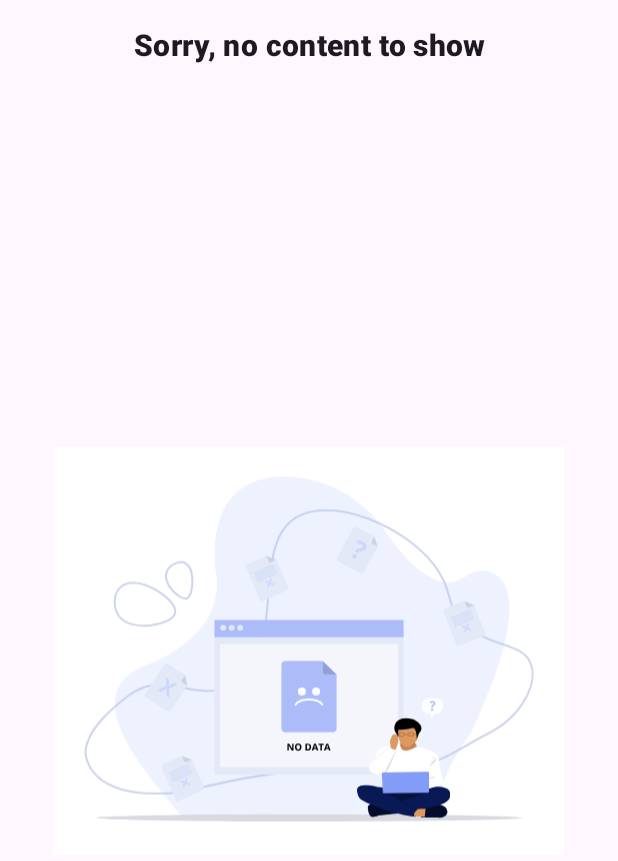
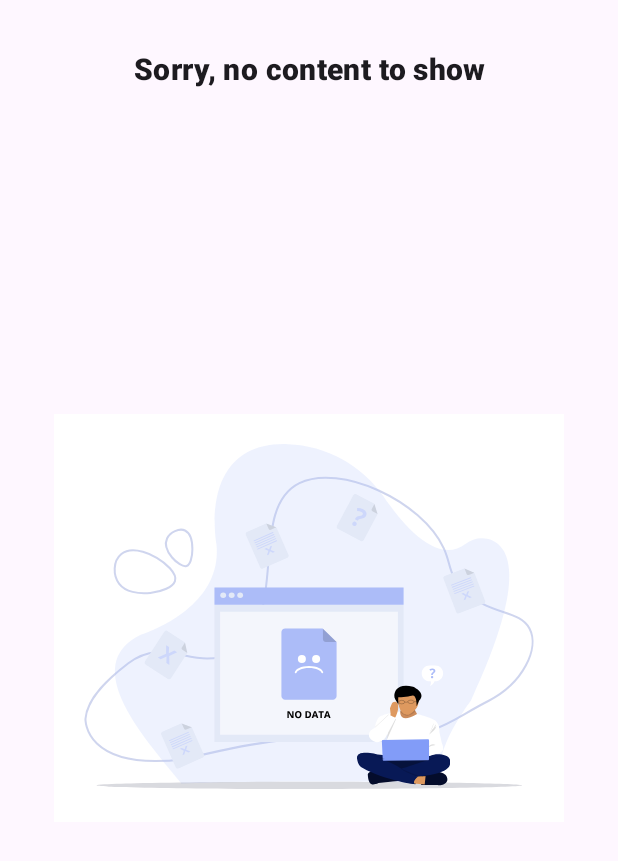
Before and after one commit to afsalnewage/NewageSysTV, an Android app: the layout no_items_lay.xml on its own in the app's theme, with its tools: preview values and no code run, on a phone screen of 412 x 824 dp. Shown: the top 861 px of the screen. Run offline under Robolectric (Android 15) with nearby library versions, the phone set to English and light mode, and no system bars.

Commit message:
even deletion scenarions updated

```diff
--- a/app/src/main/java/com/dev/nastv/uttils/AppUittils.kt
+++ b/app/src/main/java/com/dev/nastv/uttils/AppUittils.kt
@@ -42,7 +42,7 @@ Log.d("TTR","Url")
         } else {
             Log.d("TTR","Url dummy")
              imgView.scaleType=scaleType
-            Glide.with(imgView.context).load(imgView.context.getDrawable(R.drawable.avatar))
+            Glide.with(imgView.context).load(imgView.context.getDrawable(R.drawable.no_user))
                 .fitCenter().placeholder(R.color.green).into(imgView)
         }
 
--- a/app/src/main/res/layout/no_items_lay.xml
+++ b/app/src/main/res/layout/no_items_lay.xml
@@ -1,6 +1,9 @@
 <?xml version="1.0" encoding="utf-8"?>
 
-<LinearLayout xmlns:android="http://schemas.android.com/apk/res/android"
+<androidx.constraintlayout.widget.ConstraintLayout
+    xmlns:android="http://schemas.android.com/apk/res/android"
+    xmlns:app="http://schemas.android.com/apk/res-auto"
+    xmlns:tools="http://schemas.android.com/tools"
     android:layout_width="match_parent"
     android:layout_height="wrap_content"
     android:orientation="vertical"
@@ -10,19 +13,29 @@
         android:id="@+id/dialogTitle"
         android:layout_width="wrap_content"
         android:layout_height="wrap_content"
+        android:layout_gravity="center_horizontal"
+        android:layout_marginTop="16dp"
+        android:gravity="center"
         android:text="Sorry, no content to show"
         android:textAppearance="?attr/textAppearanceHeadline6"
         android:textStyle="bold"
-        android:gravity="center"
-        android:layout_gravity="center_horizontal"
-        android:layout_marginBottom="16dp" />
+        app:layout_constraintEnd_toEndOf="parent"
+        app:layout_constraintStart_toStartOf="parent"
+        app:layout_constraintTop_toTopOf="parent" />
 
     <ImageView
         android:id="@+id/dialogIcon"
-        android:padding="20dp"
         android:layout_width="wrap_content"
         android:layout_height="wrap_content"
+        android:layout_gravity="center_horizontal"
+        android:contentDescription="Smiley Icon"
+        android:padding="20dp"
         android:src="@drawable/no_data_icon"
-    android:contentDescription="Smiley Icon"
-    android:layout_gravity="center_horizontal" />
-</LinearLayout>
+        app:layout_constraintBottom_toBottomOf="parent"
+        app:layout_constraintEnd_toEndOf="parent"
+        app:layout_constraintStart_toStartOf="parent"
+        app:layout_constraintTop_toTopOf="parent" />
+
+
+
+</androidx.constraintlayout.widget.ConstraintLayout>
```
Also changed, not shown: app/src/main/java/com/dev/nastv/MainActivity.kt (+23 -3 lines), app/src/main/res/layout/activity_main.xml (+36 -35 lines), app/src/main/res/drawable/no_user.png (added).
